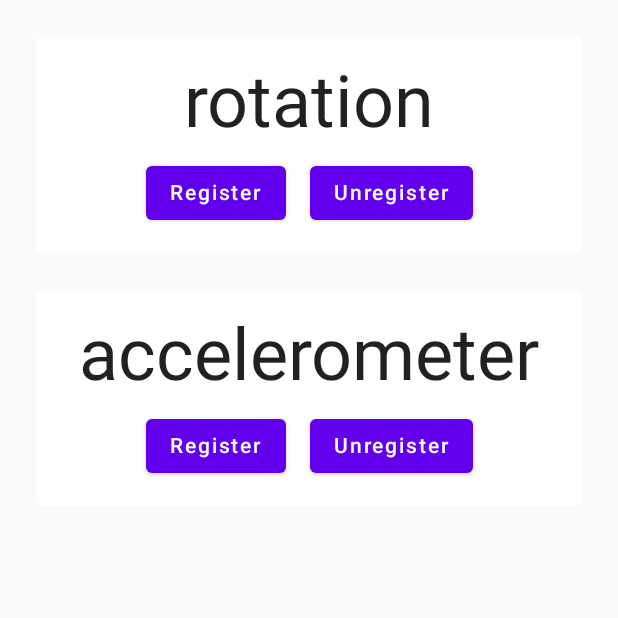
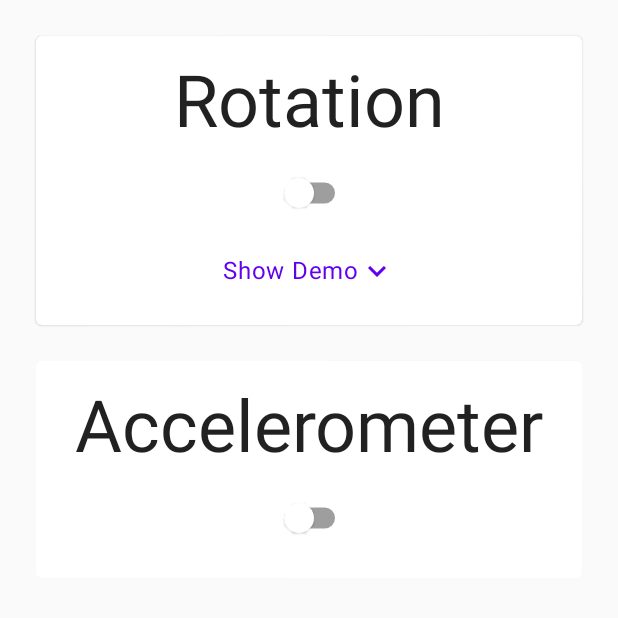
Before and after one commit to ovicristurean/SensorCollectorPlayground, an Android app built with Jetpack Compose: the screen it shows after launch (MainActivity), on a phone screen of 412 x 824 dp, the top half of it. Run offline under Robolectric (Android 15) with nearby library versions, the phone set to English and light mode, and no system bars; 2 statements that could not run were skipped.

Commit message:
finish demo app implementation

```diff
--- a/composeApp/src/commonMain/kotlin/com/ovidiucristurean/presentation/screen/SensorScreen.kt
+++ b/composeApp/src/commonMain/kotlin/com/ovidiucristurean/presentation/screen/SensorScreen.kt
@@ -1,8 +1,13 @@
 package com.ovidiucristurean.presentation.screen
 
 import androidx.compose.runtime.Composable
+import androidx.compose.runtime.DisposableEffect
 import androidx.compose.runtime.collectAsState
 import androidx.compose.runtime.getValue
+import androidx.compose.runtime.remember
+import androidx.lifecycle.DefaultLifecycleObserver
+import androidx.lifecycle.LifecycleOwner
+import androidx.lifecycle.compose.LocalLifecycleOwner
 import com.ovidiucristurean.presentation.view.SensorList
 
 @Composable
@@ -11,11 +16,32 @@ fun SensorScreen(
 ) {
     val uiState by viewModel.uiState.collectAsState()
 
-    SensorList(sensorItems = uiState.sensors,
-        onRegisterClicked = { sensorItem ->
-            viewModel.register(sensorItem)
-        },
-        onUnregisterClicked = { sensorItem ->
-            viewModel.unregister(sensorItem)
-        })
+    val lifecycle = LocalLifecycleOwner.current.lifecycle
+
+    val lifecycleObserver = remember {
+        object : DefaultLifecycleObserver {
+            override fun onPause(owner: LifecycleOwner) {
+                super.onPause(owner)
+                viewModel.pauseAll()
+            }
+
+            override fun onResume(owner: LifecycleOwner) {
+                super.onResume(owner)
+                viewModel.resumeAll()
+            }
+        }
+    }
+
+    DisposableEffect(lifecycle) {
+        lifecycle.addObserver(lifecycleObserver)
+        onDispose {
+            lifecycle.removeObserver(lifecycleObserver)
+        }
+    }
+
+    SensorList(sensorItems = uiState.sensors.values.toList(),
+        onSensorToggled = { sensorName, isToggled ->
+            viewModel.onSensorToggled(sensorName, isToggled)
+        }
+    )
 }
--- a/composeApp/src/commonMain/kotlin/com/ovidiucristurean/presentation/state/AppScreenUiState.kt
+++ b/composeApp/src/commonMain/kotlin/com/ovidiucristurean/presentation/state/AppScreenUiState.kt
@@ -1,8 +1,22 @@
 package com.ovidiucristurean.presentation.state
 
 data class AppScreenUiState(
-    val sensors: Map<String, SensorData?> = mapOf(
-        "rotation" to null,
-        "accelerometer" to null
+    val sensors: Map<String, SensorCardInfo<SensorDataInfo>> = mapOf(
+        ROTATION_ITEM_NAME to SensorCardInfo.RotationCardInfo(
+            name = ROTATION_ITEM_NAME,
+            isToggledOn = false,
+            hasDemo = true,
+            data = null,
+            showDemo = false
+        ),
+        ACCELEROMETER_ITEM_NAME to SensorCardInfo.AccelerometerCardInfo(
+            name = ACCELEROMETER_ITEM_NAME,
+            isToggledOn = false,
+            hasDemo = false,
+            data = null
+        )
     )
 )
+
+const val ROTATION_ITEM_NAME = "Rotation"
+const val ACCELEROMETER_ITEM_NAME = "Accelerometer"
--- /dev/null
+++ b/composeApp/src/commonMain/kotlin/com/ovidiucristurean/presentation/state/SensorCardInfo.kt
@@ -0,0 +1,53 @@
+package com.ovidiucristurean.presentation.state
+
+sealed interface SensorCardInfo<out T : SensorDataInfo> {
+    val name: String
+    val isToggledOn: Boolean
+    val hasDemo: Boolean
+    val data: T?
+
+    fun clearData(): SensorCardInfo<T>
+   // fun toggle(isToggledOn: Boolean): SensorCardInfo<T>
+
+    data class RotationCardInfo(
+        override val name: String,
+        override val isToggledOn: Boolean,
+        override val hasDemo: Boolean,
+        override val data: SensorDataInfo.RotationDataInfo?,
+        val showDemo: Boolean,
+    ) : SensorCardInfo<SensorDataInfo.RotationDataInfo> {
+        override fun clearData(): SensorCardInfo<SensorDataInfo.RotationDataInfo> =
+            copy(data = null)
+
+//        override fun toggle(isToggledOn: Boolean): SensorCardInfo<SensorDataInfo.RotationDataInfo> =
+//            copy(isToggledOn = isToggledOn)
+
+    }
+
+    data class AccelerometerCardInfo(
+        override val name: String,
+        override val isToggledOn: Boolean,
+        override val hasDemo: Boolean,
+        override val data: SensorDataInfo.AccelerometerDataInfo?
+    ) : SensorCardInfo<SensorDataInfo.AccelerometerDataInfo> {
+        override fun clearData(): SensorCardInfo<SensorDataInfo.AccelerometerDataInfo> =
+            copy(data = null)
+
+//        override fun toggle(isToggledOn: Boolean): SensorCardInfo<SensorDataInfo.AccelerometerDataInfo> =
+//            copy(isToggledOn = isToggledOn)
+    }
+}
+
+sealed interface SensorDataInfo {
+    data class RotationDataInfo(
+        val azimuth: Double,
+        val pitch: Double,
+        val roll: Double
+    ) : SensorDataInfo
+
+    data class AccelerometerDataInfo(
+        val x: Float,
+        val y: Float,
+        val z: Float
+    ) : SensorDataInfo
+}
--- /dev/null
+++ b/composeApp/src/commonMain/kotlin/com/ovidiucristurean/presentation/view/SensorCard.kt
@@ -0,0 +1,115 @@
+package com.ovidiucristurean.presentation.view
+
+import androidx.compose.animation.AnimatedVisibility
+import androidx.compose.foundation.clickable
+import androidx.compose.foundation.layout.Arrangement
+import androidx.compose.foundation.layout.Box
+import androidx.compose.foundation.layout.Column
+import androidx.compose.foundation.layout.Row
+import androidx.compose.foundation.layout.Spacer
+import androidx.compose.foundation.layout.fillMaxWidth
+import androidx.compose.foundation.layout.height
+import androidx.compose.foundation.layout.padding
+import androidx.compose.material.Card
+import androidx.compose.material.Icon
+import androidx.compose.material.MaterialTheme
+import androidx.compose.material.Switch
+import androidx.compose.material.Text
+import androidx.compose.material.icons.Icons
+import androidx.compose.material.icons.filled.KeyboardArrowDown
+import androidx.compose.material.icons.filled.KeyboardArrowUp
+import androidx.compose.runtime.Composable
+import androidx.compose.runtime.getValue
+import androidx.compose.runtime.mutableStateOf
+import androidx.compose.runtime.remember
+import androidx.compose.runtime.setValue
+import androidx.compose.ui.Alignment
+import androidx.compose.ui.Modifier
+import androidx.compose.ui.unit.dp
+import com.ovidiucristurean.presentation.state.SensorCardInfo
+import com.ovidiucristurean.presentation.state.SensorDataInfo
+
+@Composable
+fun SensorCard(
+    sensorCardInfo: SensorCardInfo<SensorDataInfo>,
+    isToggledOn: Boolean,
+    onCheckedChanged: (Boolean) -> Unit,
+    demoView: (@Composable () -> Unit)? = null
+) {
+    var isExpanded by remember { mutableStateOf(false) }
+
+    Card(
+        modifier = Modifier
+            .fillMaxWidth()
+            .padding(8.dp),
+    ) {
+        Column(
+            modifier = Modifier
+                .fillMaxWidth()
+                .padding(16.dp),
+            horizontalAlignment = Alignment.CenterHorizontally
+        ) {
+            Text(
+                text = sensorCardInfo.name,
+                style = MaterialTheme.typography.h3
+            )
+            Spacer(modifier = Modifier.height(8.dp))
+            if (sensorCardInfo.data != null) {
+                when (sensorCardInfo) {
+                    is SensorCardInfo.RotationCardInfo -> {
+                        Text(text = "Azimuth: ${sensorCardInfo.data!!.azimuth}")
+                        Text(text = "Pitch: ${sensorCardInfo.data.pitch}")
+                        Text(text = "Roll: ${sensorCardInfo.data.roll}")
+                    }
+
+                    is SensorCardInfo.AccelerometerCardInfo -> {
+                        Text(text = "X: ${sensorCardInfo.data!!.x}")
+                        Text(text = "Y: ${sensorCardInfo.data.y}")
+                        Text(text = "Z: ${sensorCardInfo.data.z}")
+                    }
+                }
+            }
+
+            Switch(
+                checked = isToggledOn,
+                onCheckedChange = { isChecked ->
+                    onCheckedChanged(isChecked)
+                }
+            )
+
+            if (demoView != null) {
+                Spacer(modifier = Modifier.height(8.dp))
+
+                Row(
+                    modifier = Modifier
+                        .fillMaxWidth()
+                        .clickable { isExpanded = !isExpanded }
+                        .padding(vertical = 8.dp),
+                    verticalAlignment = Alignment.CenterVertically,
+                    horizontalArrangement = Arrangement.Center
+                ) {
+                    Text(
+                        text = if (isExpanded) "Hide Demo" else "Show Demo",
+                        style = MaterialTheme.typography.body1,
+                        color = MaterialTheme.colors.primary
+                    )
+                    Icon(
+                        imageVector = if (isExpanded) Icons.Default.KeyboardArrowUp else Icons.Default.KeyboardArrowDown,
+                        contentDescription = null,
+                        tint = MaterialTheme.colors.primary
+                    )
+                }
+
+                AnimatedVisibility(visible = isExpanded) {
+                    Box(
+                        modifier = Modifier
+                            .fillMaxWidth()
+                            .padding(top = 8.dp)
+                    ) {
+                        demoView()
+                    }
+                }
+            }
+        }
+    }
+}
--- a/composeApp/src/commonMain/kotlin/com/ovidiucristurean/presentation/view/SensorListView.kt
+++ b/composeApp/src/commonMain/kotlin/com/ovidiucristurean/presentation/view/SensorListView.kt
@@ -1,30 +1,21 @@
 package com.ovidiucristurean.presentation.view
 
 import androidx.compose.foundation.layout.Arrangement
-import androidx.compose.foundation.layout.Column
 import androidx.compose.foundation.layout.PaddingValues
-import androidx.compose.foundation.layout.Row
-import androidx.compose.foundation.layout.Spacer
 import androidx.compose.foundation.layout.fillMaxSize
 import androidx.compose.foundation.layout.fillMaxWidth
 import androidx.compose.foundation.layout.height
-import androidx.compose.foundation.layout.padding
 import androidx.compose.foundation.lazy.LazyColumn
-import androidx.compose.material.Button
-import androidx.compose.material.Card
-import androidx.compose.material.MaterialTheme
-import androidx.compose.material.Text
 import androidx.compose.runtime.Composable
-import androidx.compose.ui.Alignment
 import androidx.compose.ui.Modifier
 import androidx.compose.ui.unit.dp
-import com.ovidiucristurean.presentation.state.SensorData
+import com.ovidiucristurean.presentation.state.SensorCardInfo
+import com.ovidiucristurean.presentation.state.SensorDataInfo
 
 @Composable
 fun SensorList(
-    sensorItems: Map<String, SensorData?>,
-    onRegisterClicked: (String) -> Unit,
-    onUnregisterClicked: (String) -> Unit
+    sensorItems: List<SensorCardInfo<SensorDataInfo>>,
+    onSensorToggled: (String, Boolean) -> Unit
 ) {
     LazyColumn(
         modifier = Modifier.fillMaxSize(),
@@ -32,76 +23,36 @@ fun SensorList(
         verticalArrangement = Arrangement.spacedBy(8.dp)
     ) {
         items(sensorItems.size) { index ->
-            val sensorName = sensorItems.keys.elementAt(index)
-            val sensorItem: SensorData? = sensorItems.values.elementAt(index)
+            val sensorItem: SensorCardInfo<SensorDataInfo> = sensorItems[index]
             SensorCard(
-                sensorName = sensorName,
-                sensorData = sensorItem,
-                onRegisterClicked = {
-                    onRegisterClicked(sensorName)
+                sensorCardInfo = sensorItem,
+                isToggledOn = sensorItem.isToggledOn,
+                onCheckedChanged = { isChecked ->
+                    onSensorToggled(sensorItem.name, isChecked)
                 },
-                onUnregisterClicked = {
-                    onUnregisterClicked(sensorName)
-                })
+                demoView = if (sensorItem.hasDemo) {
+                    when (sensorItem) {
+                        is SensorCardInfo.RotationCardInfo -> {
+                            {
+                                GradientView(
+                                    pitch = sensorItem.data?.pitch?.toFloat() ?: 0.0f,
+                                    roll = sensorItem.data?.roll?.toFloat() ?: 0.0f,
+                                    rotationAngles = RotationAngles(
+                                        startRange = -90f,
+                                        endRange = 90f
+                                    ),
+                                    rotationAxis = RotationAxis.ROLL,
+                                    modifier = Modifier
+                                        .fillMaxWidth()
+                                        .height(100.dp)
+                                )
+                            }
+                        }
+
+                        else -> null
+                    }
+                } else null
+            )
         }
     }
 }
-
-@Composable
-fun SensorCard(
-    sensorName: String,
-    sensorData: SensorData?,
-    onRegisterClicked: () -> Unit,
-    onUnregisterClicked: () -> Unit
-) {
-    Card(
-        modifier = Modifier
-            .fillMaxWidth()
-            .padding(8.dp),
-        //elevation = CardDefaults.cardElevation(4.dp)
-    ) {
-        Column(
-            modifier = Modifier
-                .fillMaxWidth()
-                .padding(16.dp),
-            horizontalAlignment = Alignment.CenterHorizontally
-        ) {
-            Text(
-                text = sensorName,
-                style = MaterialTheme.typography.h3
-            )
-            Spacer(modifier = Modifier.height(8.dp))
-            if (sensorData != null) {
-                when (sensorData) {
-                    is SensorData.RotationData -> {
-                        Text(text = "Azimuth: ${sensorData.azimuth}")
-                        Text(text = "Pitch: ${sensorData.pitch}")
-                        Text(text = "Roll: ${sensorData.roll}")
-                    }
-
-                    is SensorData.AccelerometerData -> {
-                        Text(text = "X: ${sensorData.x}")
-                        Text(text = "Y: ${sensorData.y}")
-                        Text(text = "Z: ${sensorData.z}")
-                    }
-                }
-            }
-            Row(
-                modifier = Modifier.fillMaxWidth(),
-                horizontalArrangement = Arrangement.spacedBy(16.dp, Alignment.CenterHorizontally)
-            ) {
-                Button(onClick = {
-                    onRegisterClicked()
-                }) {
-                    Text("Register")
-                }
-
-                Button(onClick = {
-                    onUnregisterClicked()
-                }) {
-                    Text("Unregister")
-                }
-            }
-        }
-    }
-}
```
Also changed, not shown: composeApp/src/commonMain/kotlin/com/ovidiucristurean/presentation/screen/SensorListViewModel.kt (+78 -12 lines), composeApp/src/commonMain/kotlin/com/ovidiucristurean/presentation/state/SensorData.kt (deleted, +0 -15 lines), composeApp/src/commonMain/kotlin/com/ovidiucristurean/presentation/view/GradientView.kt (+8 -2 lines), composeApp/src/commonMain/kotlin/com/ovidiucristurean/presentation/view/RotationDemoView.kt (deleted, +0 -113 lines).
